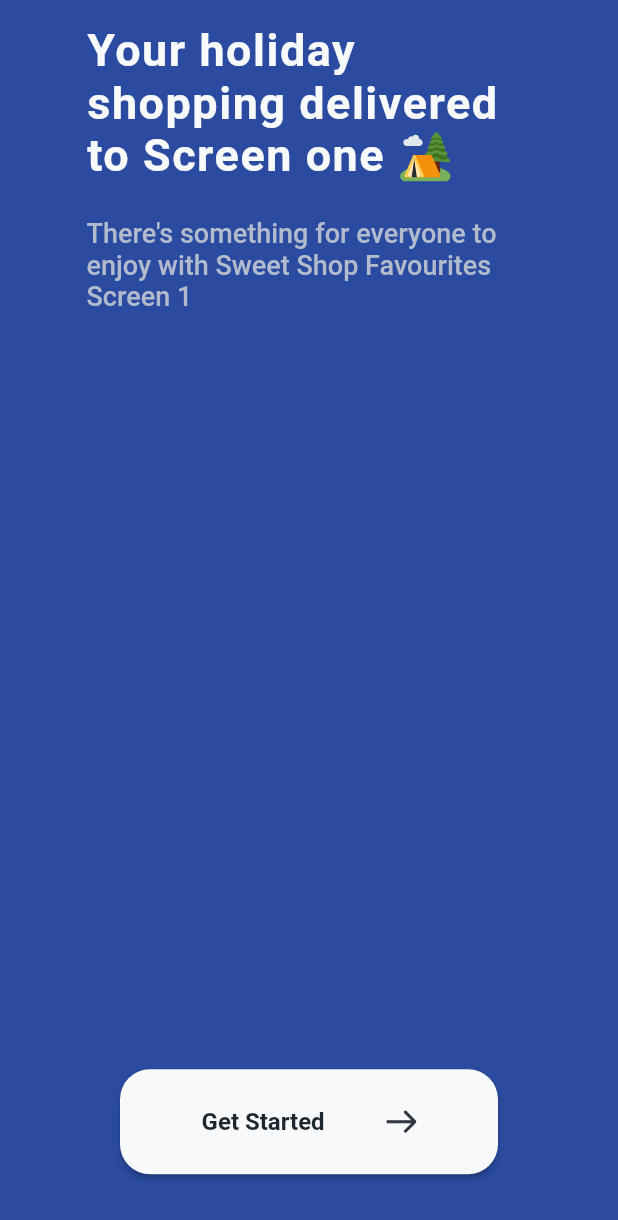
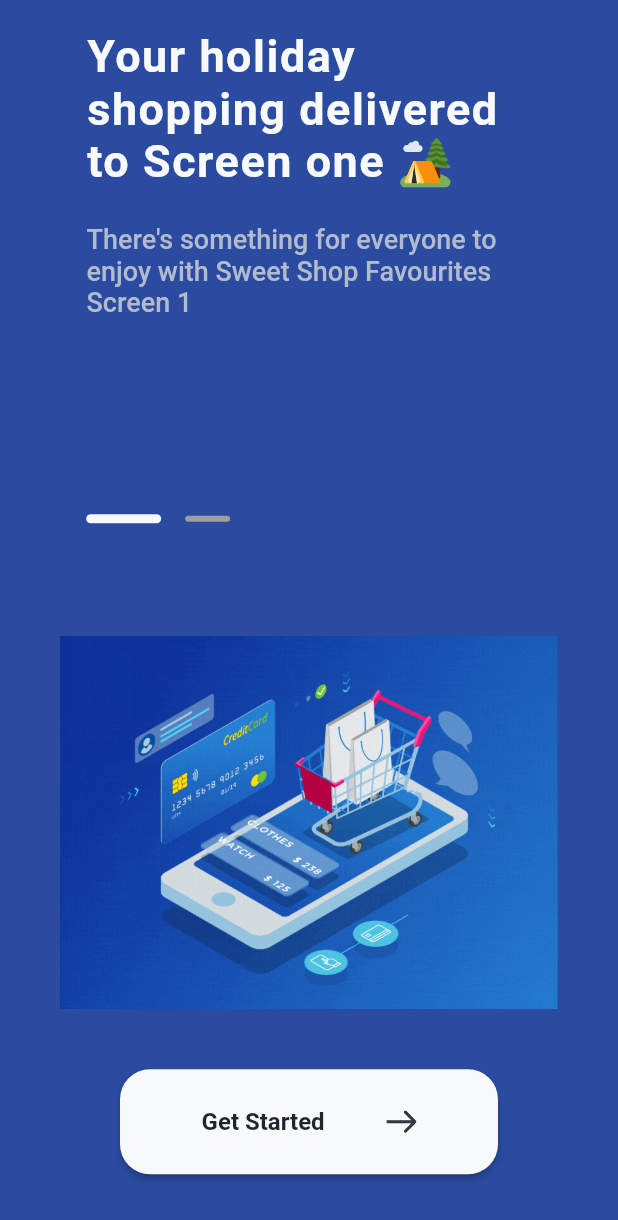
Before and after one commit to aminnaeem/UI-func-mini_project, a Flutter app: the screen it shows after launch, on a phone screen of 412 x 824 dp. Shown: the top 1220 px of the screen. Run offline on Flutter 3.47's test engine with Material 2 defaults, Android fonts, the light colour scheme and no system bars; our stand-ins replace flutter_svg; Roboto replaces fonts that are missing (assets/fonts/manrope/Manrope-Bold.ttf).

Commit message:
Completing Get Started Screen

```diff
--- a/ui_func_project/lib/getiing_started/getting_started.dart
+++ b/ui_func_project/lib/getiing_started/getting_started.dart
@@ -4,12 +4,40 @@ import 'package:ui_func_project/getiing_started/slide_model.dart';
 import 'package:ui_func_project/ui/buttons.dart';
 import 'package:ui_func_project/ui/constraints/icons.dart';
 import 'package:ui_func_project/ui/custom_button_stylings.dart';
+import 'package:ui_func_project/ui/widgets/slide_lines.dart';
 
-class GettingStarted extends StatelessWidget {
+class GettingStarted extends StatefulWidget {
+
+  GettingStarted({super.key});
+
+  @override
+  State<GettingStarted> createState() => _GettingStartedState();
+}
+
+class _GettingStartedState extends State<GettingStarted> {
+  int _currentPage = 0;
+  final ValueNotifier currentIndexNotifier = ValueNotifier(0);
+
   final PageController _pageController = PageController(
     initialPage: 0
   );
-  GettingStarted({super.key});
+
+  @override
+  void initState() {
+    super.initState();
+  }
+
+  @override
+  void dispose() {
+    super.dispose();
+    _pageController.dispose();
+  }
+
+  _onScreenChanged(int index) {
+    setState(() {
+      _currentPage = index;
+    });
+  }
 
   @override
   Widget build(BuildContext context) {
@@ -18,13 +46,41 @@ class GettingStarted extends StatelessWidget {
         child: Column(
           children: [
             Expanded(
-              child: PageView.builder(
-                scrollDirection: Axis.horizontal,
-                controller: _pageController,
-                itemCount: slideList.length,
-                itemBuilder: (context, index) => SlideContent(index: index),
+              child: Stack(
+                alignment: AlignmentDirectional.bottomCenter,
+                children: [
+                  PageView.builder(
+                    scrollDirection: Axis.horizontal,
+                    controller: _pageController,
+                    itemCount: slideList.length,
+                    onPageChanged: _onScreenChanged,
+                    itemBuilder: (context, index) => SlideContent(index: index),
+                  ),
+                  Stack(
+                    alignment: AlignmentDirectional.topStart,
+                    children: [
+                      Container(
+                        margin: EdgeInsets.only(bottom: 35, left: MediaQuery.of(context).size.width*0.12),
+                        child: Row(
+                          children: [
+                            for(int i = 0; i < slideList.length; i++)
+                              if(i == _currentPage)
+                                SlideLines(isActive: true)
+                              else
+                                SlideLines(isActive: false)
+                          ],
+                        ),
+                      ),
+                    ],
+                  )
+                ],
               )
             ),
+            Container(
+          alignment: AlignmentDirectional.bottomCenter,
+          margin: EdgeInsets.all(40),
+          child: Image.asset(slideList[0].slideImage)
+        ),
             Container(
               alignment: Alignment.center,
               margin: EdgeInsets.only(bottom: MediaQuery.of(context).size.height*0.05),
--- a/ui_func_project/lib/getiing_started/gs_slide_content.dart
+++ b/ui_func_project/lib/getiing_started/gs_slide_content.dart
@@ -15,7 +15,7 @@ class SlideContent extends StatelessWidget {
       children: [
         Container(
           width: MediaQuery.of(context).size.width*0.72,
-                    margin: EdgeInsets.only(top: MediaQuery.of(context).padding.top+16),
+          margin: EdgeInsets.only(top: MediaQuery.of(context).padding.top+20),
           child: RichText(
             text: TextSpan(
               style: TextStyling.mainStyling,
@@ -25,7 +25,7 @@ class SlideContent extends StatelessWidget {
                 ),
                 WidgetSpan(
                   child: Padding(
-                              padding: EdgeInsets.symmetric(horizontal: 10),
+                    padding: const EdgeInsets.symmetric(horizontal: 10),
                     child: SvgPicture.asset(AppIcons.gsTextIcon),
                   )
                 )
@@ -40,7 +40,7 @@ class SlideContent extends StatelessWidget {
             "There's something for everyone to enjoy with Sweet Shop Favourites Screen ${slideList[index].subText}",
             style: TextStyling.preStyling,
           ),
-                  )
+        ),
       ],
     );
   }
--- a/ui_func_project/lib/getiing_started/slide_model.dart
+++ b/ui_func_project/lib/getiing_started/slide_model.dart
@@ -1,17 +1,22 @@
+import '../ui/constraints/images.dart';
+
 class Slide {
   final String mainText;
   final String subText;
+  final String slideImage;
 
-Slide({required this.mainText, required this.subText});
+Slide({required this.slideImage, required this.mainText, required this.subText});
 }
 
 final slideList = [
   Slide(
     mainText: 'one',
-    subText: '1'
+    subText: '1',
+    slideImage: "${AppImages.gsSlide1}"
   ),
   Slide(
     mainText: 'two',
-    subText: '2'
+    subText: '2',
+    slideImage: "${AppImages.gsSlide2}"
   )
 ];
--- /dev/null
+++ b/ui_func_project/lib/ui/constraints/images.dart
@@ -0,0 +1,4 @@
+class AppImages {
+  static var gsSlide1 = "assets/images/slide1.gif";
+  static var gsSlide2 = "assets/images/slide2.gif";
+}
--- /dev/null
+++ b/ui_func_project/lib/ui/widgets/slide_lines.dart
@@ -0,0 +1,22 @@
+import 'package:flutter/material.dart';
+import 'package:ui_func_project/ui/constraints/colors.dart';
+
+class SlideLines extends StatelessWidget {
+  final bool isActive;
+
+  const SlideLines({super.key, required this.isActive});
+
+  @override
+  Widget build(BuildContext context) {
+    return AnimatedContainer(
+      duration: Duration(milliseconds: 150),
+      margin: EdgeInsets.symmetric(horizontal: 8),
+      height: isActive ? 6 : 4,
+      width: isActive ? 50 : 30,
+      decoration: BoxDecoration(
+        color: isActive ? AppColors.primaryTextColor : Colors.grey,
+        borderRadius: BorderRadius.all(Radius.circular(12))
+      ),
+    );
+  }
+}
--- a/ui_func_project/pubspec.yaml
+++ b/ui_func_project/pubspec.yaml
@@ -36,6 +36,7 @@ dependencies:
   # Use with the CupertinoIcons class for iOS style icons.
   cupertino_icons: ^1.0.2
   flutter_svg: ^2.0.7
+  shared_preferences: ^2.2.1
 
 dev_dependencies:
   flutter_test:
```
Also changed, not shown: ui_func_project/lib/getiing_started/screen_slide_icon.dart (added, +40 -0 lines), ui_func_project/assets/images/slide1.gif (added), ui_func_project/assets/images/slide2.gif (added), ui_func_project/pubspec.lock, 1 other file. Lines whose indentation alone changed are shown as unchanged.
